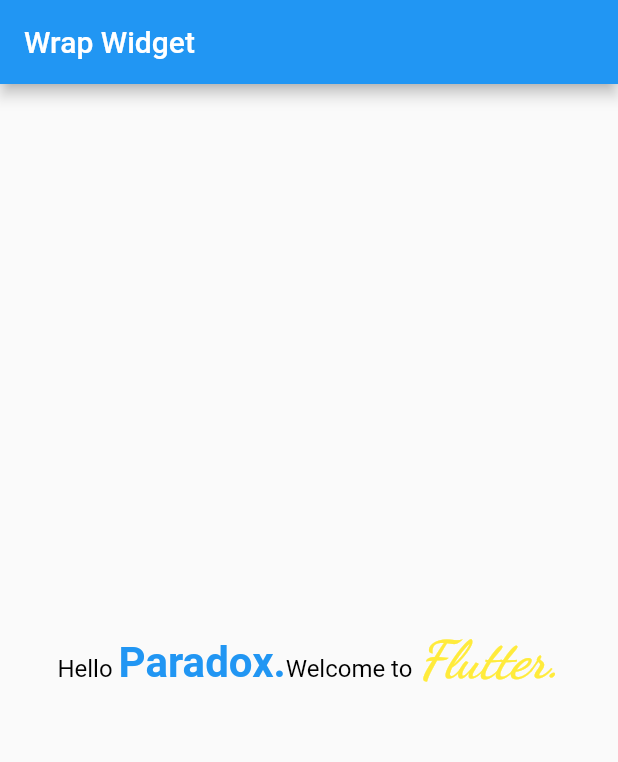
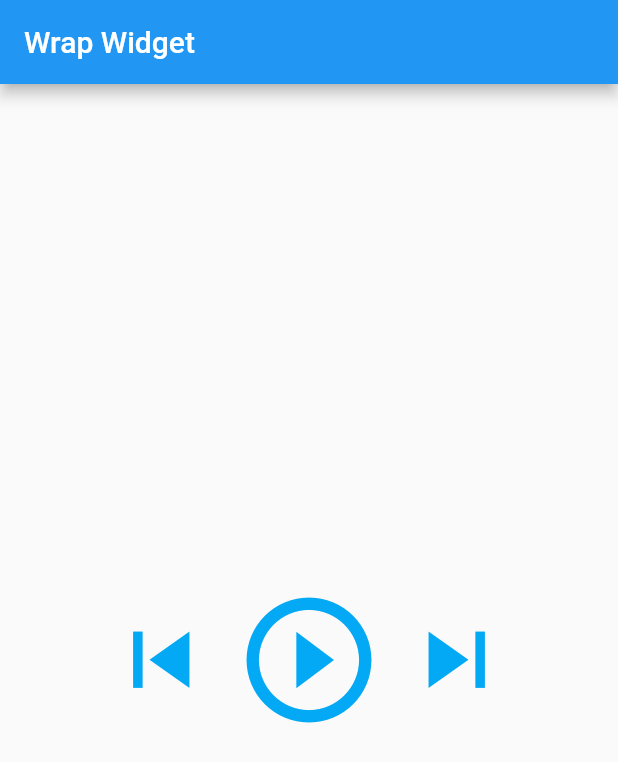
Before and after one commit to yasin9064/flutter_application_1, a Flutter app: the screen it shows after launch, on a phone screen of 412 x 824 dp. Shown: the top 762 px of the screen. Run offline on Flutter 3.47's test engine with Material 2 defaults, Android fonts, the phone set to English and light mode, and no system bars.

Commit message:
Learn about Icon Widget.

```diff
--- a/lib/HomeScreen.dart
+++ b/lib/HomeScreen.dart
@@ -20,19 +20,21 @@ class _HomeScreenState extends State<HomeScreen> {
         title: const Text("Wrap Widget"),
       ),
       body: Center(
-        child: RichText(
-          text: TextSpan(
-            style: TextStyle(fontSize: 16,
-            color: Colors.black),
-            children: <TextSpan>[
-              TextSpan(text: 'Hello '),
-              TextSpan(text: 'Paradox.', style: TextStyle(fontSize: 28, fontWeight: FontWeight.bold, color: Colors.blue)),
-              TextSpan(text: 'Welcome to '),
-              TextSpan(text: 'Flutter.', style: TextStyle(color: Colors.yellow, fontSize: 35, fontStyle: FontStyle.italic, fontWeight: FontWeight.bold, fontFamily: 'DancingScript'))
-            ]
+        child: Row(
+          mainAxisAlignment: MainAxisAlignment.center,
+          children: [
+            Icon(Icons.skip_previous, size: 75, color: Colors.lightBlue,),
+            SizedBox(
+             width: 11,
             ),
-            ),
-        ),
+            Icon(Icons.play_circle_outline, size: 100, color: Colors.lightBlue,),
+            SizedBox(
+              width: 11
+              ),
+            Icon(Icons.skip_next, size: 75, color: Colors.lightBlue,)
+          ],
+        )
+      )
     );
   }
 }
```
